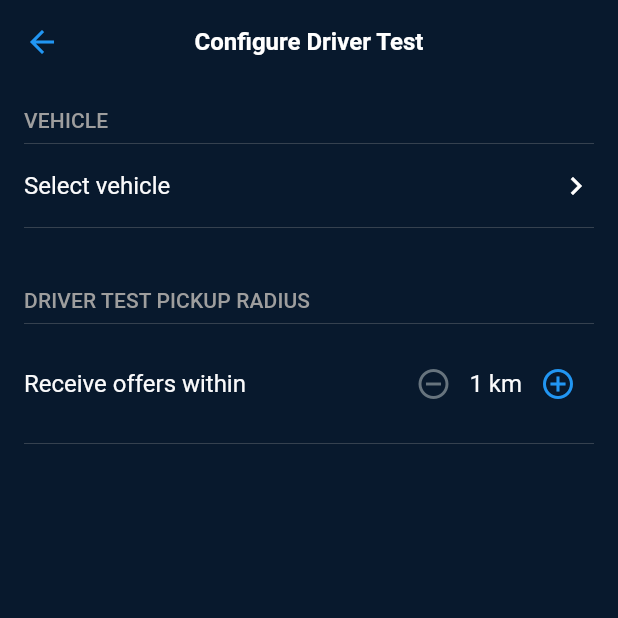
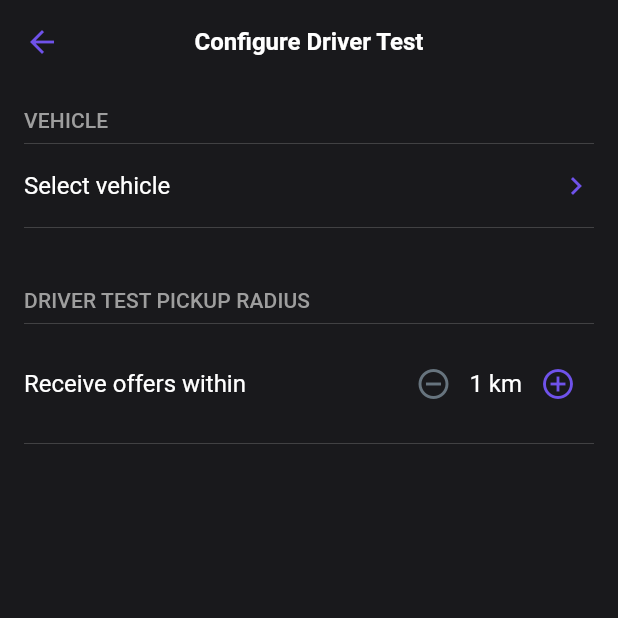
Before and after one commit to dccruzt/flutter_clean_architecture, a Flutter app: the screen it shows after launch, after a tap on "Driver Test", on a phone screen of 412 x 824 dp, the top half of it. Run offline on Flutter 3.47's test engine with Material 2 defaults, Android fonts, the phone set to English and light mode, and no system bars; our stand-ins replace equatable, flutter_bloc, flutter_svg, get_it, rxdart, shared_preferences.

Commit message:
fix design system

```diff
--- a/lib/core/design_system/app_theme.dart
+++ b/lib/core/design_system/app_theme.dart
@@ -4,13 +4,13 @@ import 'colors.dart';
 import 'spacings.dart';
 
 ThemeData appThemeData = ThemeData(
-  scaffoldBackgroundColor: darkBlue,
+  scaffoldBackgroundColor: darkBackground,
   appBarTheme: const AppBarTheme(
-    color: darkBlue,
+    color: darkBackground,
     elevation: 0,
     centerTitle: true,
     titleTextStyle: TextStyle(fontSize: 16.0, fontWeight: FontWeight.bold),
-    iconTheme: IconThemeData(color: Colors.blue),
+    iconTheme: IconThemeData(color: primaryPurple),
   ),
   dividerTheme: const DividerThemeData(
     color: Colors.grey,
@@ -18,13 +18,13 @@ ThemeData appThemeData = ThemeData(
     endIndent: x4,
     thickness: 0.2,
   ),
-  iconTheme: const IconThemeData(color: Colors.white),
+  iconTheme: const IconThemeData(color: primaryPurple),
   textTheme: const TextTheme(
     bodyLarge: TextStyle(
       fontSize: 16.0,
-      color: Colors.blue,
+      color: primaryPurple,
     ),
-    bodyMedium: TextStyle(fontSize: 16.0, color: customWhite),
+    bodyMedium: TextStyle(fontSize: 16.0, color: Colors.white),
   ),
   disabledColor: disabledColor,
   radioTheme: RadioThemeData(
--- a/lib/ui/widget/secondary_action_row.dart
+++ b/lib/ui/widget/secondary_action_row.dart
@@ -1,5 +1,4 @@
 import 'package:flutter/material.dart';
-import 'package:flutter_svg/flutter_svg.dart';
 
 import '../../core/design_system/component/action_row.dart';
 
@@ -11,7 +10,7 @@ class AddAppActionRow extends StatelessWidget {
     final theme = Theme.of(context);
 
     return ActionRow(
-      leading: SvgPicture.asset('assets/icons/plus_circle.svg'),
+      leading: const Icon(Icons.add_circle_outline),
       primary: Text('Add apps', style: theme.textTheme.bodyLarge),
       hasDivider: false,
       onTap: () {},
@@ -27,8 +26,7 @@ class MoreReservationsActionRow extends StatelessWidget {
     final theme = Theme.of(context);
 
     return ActionRow(
-      leading:
-          SvgPicture.asset('assets/icons/book_open.svg', color: Colors.blue),
+      leading: const Icon(Icons.menu_book),
       primary: Text('More reservations', style: theme.textTheme.bodyLarge),
       hasDivider: false,
       onTap: () {},
@@ -44,7 +42,7 @@ class MembershipActionRow extends StatelessWidget {
     final theme = Theme.of(context);
 
     return ActionRow(
-      leading: SvgPicture.asset('assets/icons/info.svg', color: Colors.blue),
+      leading: const Icon(Icons.info_outline),
       primary:
           Text('MULTI membership and fees', style: theme.textTheme.bodyLarge),
       hasDivider: false,
--- a/lib/ui/widget/vehicle_radius_action_row.dart
+++ b/lib/ui/widget/vehicle_radius_action_row.dart
@@ -1,4 +1,5 @@
 import 'package:flutter/material.dart';
+import 'package:flutter_clean_architecture/core/design_system/colors.dart';
 
 import '../../core/design_system/component/action_row.dart';
 
@@ -67,13 +68,13 @@ class _RadiusSelectorState extends State<RadiusSelector> {
       children: [
         IconButton(
           icon: const Icon(Icons.remove_circle_outline),
-          color: isMinLimit ? Colors.grey : Colors.blue,
+          color: isMinLimit ? Colors.grey : primaryPurple,
           onPressed: isMinLimit ? null : () => setState(decreaseDistance),
         ),
         Text('${widget.pickupDistances[index]} km'),
         IconButton(
           icon: const Icon(Icons.add_circle_outline),
-          color: isMaxLimit ? Colors.grey : Colors.blue,
+          color: isMaxLimit ? Colors.grey : primaryPurple,
           onPressed: isMaxLimit ? null : () => setState(increaseDistance),
         ),
       ],
--- a/lib/ui/widget/vehicle_selection_button.dart
+++ b/lib/ui/widget/vehicle_selection_button.dart
@@ -21,6 +21,7 @@ class VehicleSelectionButton extends StatelessWidget {
       onPressed: onPressed,
       style: ElevatedButton.styleFrom(
         minimumSize: const Size.fromHeight(x12),
+        backgroundColor: primaryPurple,
         disabledBackgroundColor: disabledBlue,
         disabledForegroundColor: disabledColor,
         textStyle: theme.textTheme.bodyLarge,
--- a/lib/ui/widget/vehicles_radio_list.dart
+++ b/lib/ui/widget/vehicles_radio_list.dart
@@ -1,4 +1,5 @@
 import 'package:flutter/material.dart';
+import 'package:flutter_clean_architecture/core/design_system/colors.dart';
 
 import '../../domain/entity/vehicle_entity.dart';
 
@@ -37,7 +38,7 @@ class VehiclesRadioList extends StatelessWidget {
                         ),
                         style: theme.textTheme.bodyMedium),
                     onChanged: (_) => onChanged.call(vehicle),
-                    activeColor: Colors.blue,
+                    activeColor: primaryPurple,
                     controlAffinity: ListTileControlAffinity.trailing,
                     selected: vehicle == currentVehicle,
                   ),
```
Also changed, not shown: lib/core/design_system/colors.dart (+4 -5 lines), assets/icons/book_open.svg (deleted), assets/icons/info.svg (deleted), assets/icons/plus_circle.svg (deleted).
